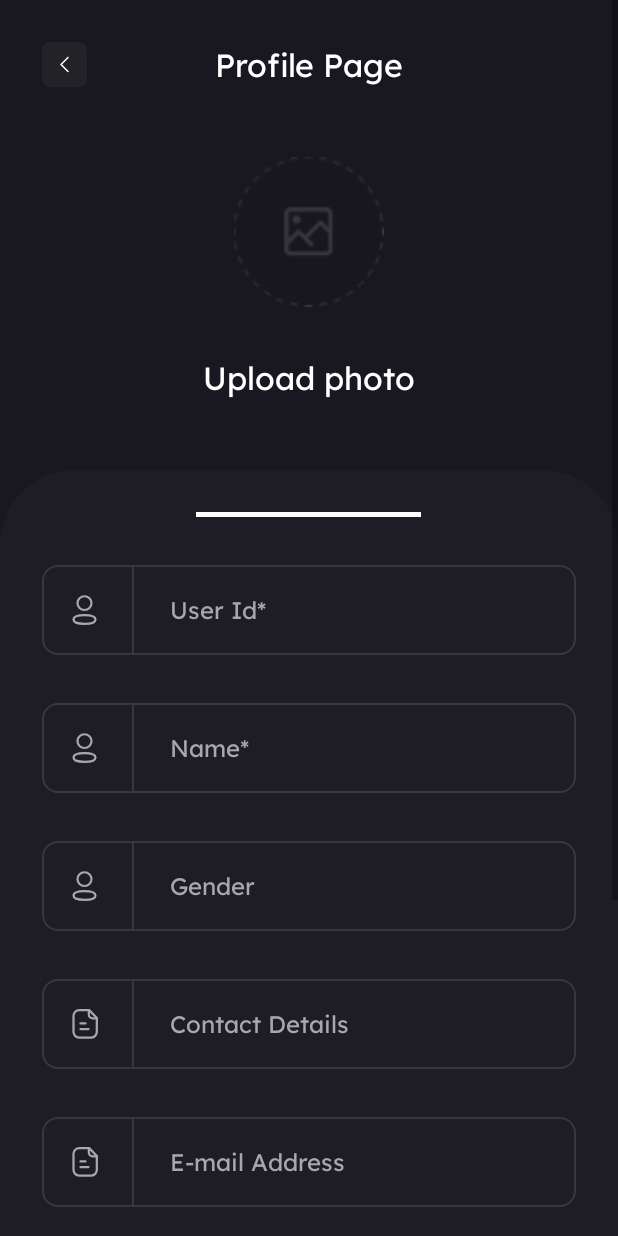
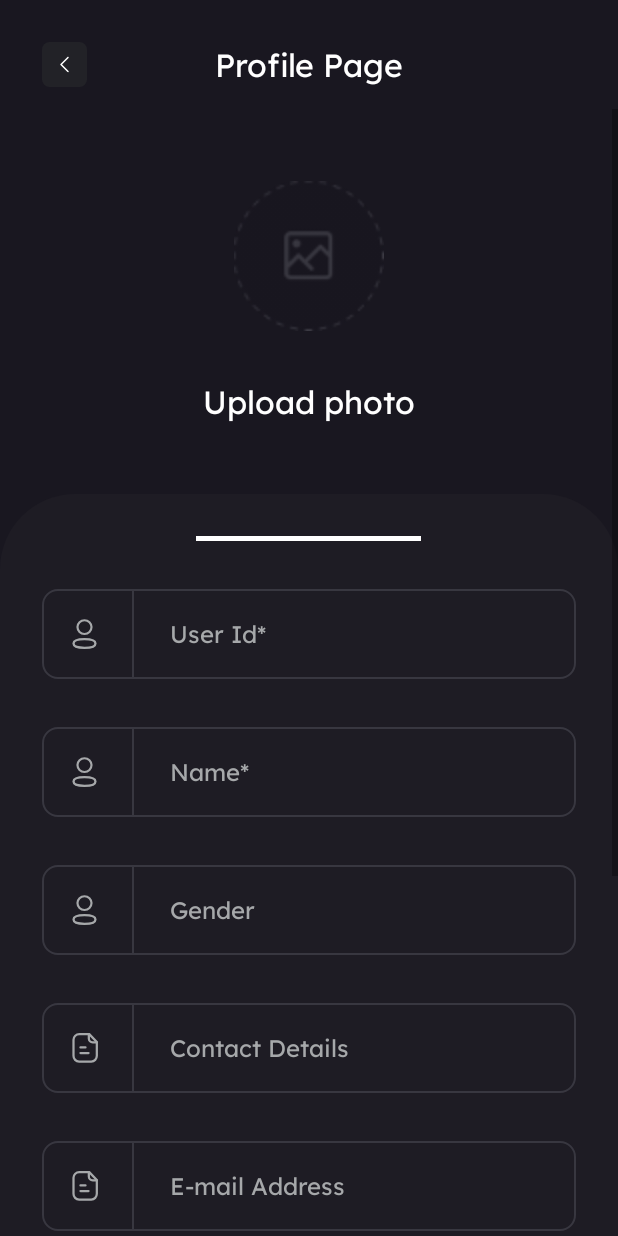
Before and after one commit to siddhantdrk/Instagram_Clone, an Android app: the UserProfileActivity screen opened directly, with no data from a screen before it, on a phone screen of 412 x 824 dp. Run offline under Robolectric (Android 15) with nearby library versions, the phone set to English and light mode, and no system bars; our stand-ins replace CircleImageView.

Commit message:
Scrollview positions updated

```diff
--- a/app/src/main/res/layout/activity_user_profile.xml
+++ b/app/src/main/res/layout/activity_user_profile.xml
@@ -1,16 +1,12 @@
 <?xml version="1.0" encoding="utf-8"?>
-<ScrollView xmlns:android="http://schemas.android.com/apk/res/android"
+<androidx.constraintlayout.widget.ConstraintLayout xmlns:android="http://schemas.android.com/apk/res/android"
     xmlns:app="http://schemas.android.com/apk/res-auto"
     xmlns:tools="http://schemas.android.com/tools"
     android:layout_width="match_parent"
     android:layout_height="match_parent"
     android:background="@color/primaryColor"
+    android:paddingTop="28dp"
     tools:context=".ui.UserProfileActivity">
-
-    <androidx.constraintlayout.widget.ConstraintLayout
-        android:layout_width="match_parent"
-        android:layout_height="wrap_content"
-        android:paddingTop="28dp">
 
     <ImageView
         android:id="@+id/backIv"
@@ -36,6 +32,19 @@
         app:layout_constraintStart_toStartOf="parent"
         app:layout_constraintTop_toTopOf="parent" />
 
+    <ScrollView
+        android:layout_width="match_parent"
+        android:layout_height="0dp"
+        android:layout_marginTop="16dp"
+        app:layout_constraintBottom_toBottomOf="parent"
+        app:layout_constraintEnd_toEndOf="parent"
+        app:layout_constraintStart_toStartOf="parent"
+        app:layout_constraintTop_toBottomOf="@id/profilePageTv">
+
+        <androidx.constraintlayout.widget.ConstraintLayout
+            android:layout_width="match_parent"
+            android:layout_height="wrap_content">
+
             <de.hdodenhof.circleimageview.CircleImageView
                 android:id="@+id/photoCiv"
                 android:layout_width="100dp"
@@ -45,7 +54,7 @@
                 android:background="@drawable/upload_photo"
                 app:layout_constraintEnd_toEndOf="parent"
                 app:layout_constraintStart_toStartOf="parent"
-            app:layout_constraintTop_toBottomOf="@+id/profilePageTv" />
+                app:layout_constraintTop_toTopOf="parent" />
 
             <TextView
                 android:id="@+id/uploadPhotoTv"
@@ -68,7 +77,9 @@
                 android:layout_marginTop="48dp"
                 android:background="@drawable/profile_page_vll_background"
                 android:orientation="vertical"
-            android:padding="28dp"
+                android:paddingHorizontal="28dp"
+                android:paddingTop="28dp"
+                android:paddingBottom="56dp"
                 app:layout_constraintEnd_toEndOf="parent"
                 app:layout_constraintStart_toStartOf="parent"
                 app:layout_constraintTop_toBottomOf="@+id/uploadPhotoTv">
@@ -409,3 +420,5 @@
         </androidx.constraintlayout.widget.ConstraintLayout>
 
     </ScrollView>
+
+</androidx.constraintlayout.widget.ConstraintLayout>
```
Also changed, not shown: app/src/main/res/layout/activity_confirmation_code.xml (+22 -2 lines), app/src/main/res/layout/activity_forgot_password.xml (+19 -8 lines), app/src/main/res/layout/activity_reset_password.xml (+19 -7 lines). Lines whose indentation alone changed are shown as unchanged.
